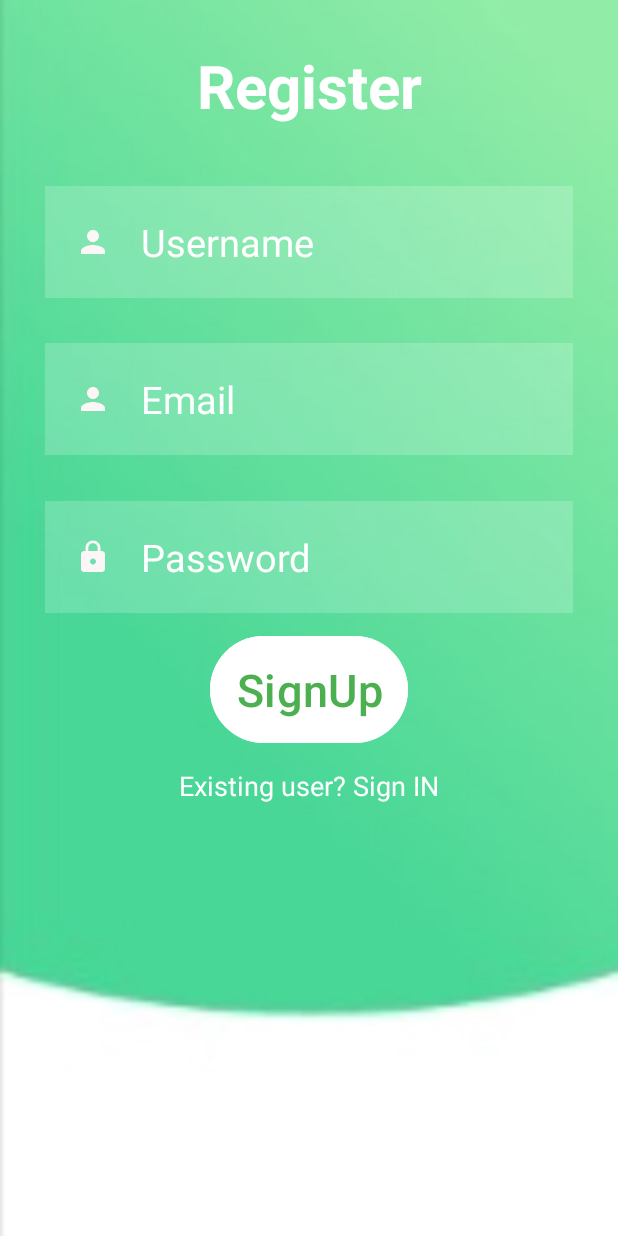
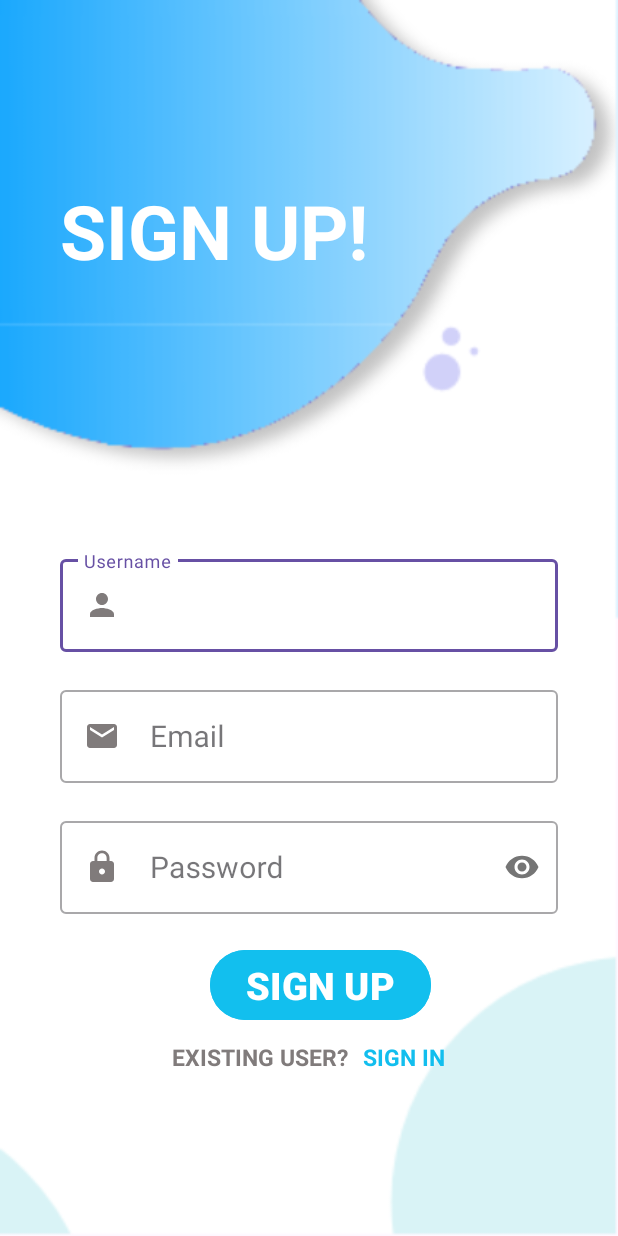
Before and after one commit to mrpascal1/MicroBloggingApp, an Android app: the RegisterActivity screen opened directly, with no data from a screen before it, on a phone screen of 412 x 824 dp. Run offline under Robolectric (Android 15) with nearby library versions, the phone set to English and light mode, and no system bars; our stand-ins replace Firebase (no records; nobody signed in at launch, a user with empty details on screens opened directly).

Commit message:
NEW LOGIN AND REGISTERATION PAGE

```diff
--- a/app/src/main/java/com/heuristic/microbloggingapp/LoginActivity.java
+++ b/app/src/main/java/com/heuristic/microbloggingapp/LoginActivity.java
@@ -13,6 +13,8 @@ import com.google.firebase.auth.AuthResult;
 import com.google.firebase.auth.FirebaseAuth;
 import com.google.firebase.auth.FirebaseUser;
 import com.heuristic.microbloggingapp.databinding.ActivityLoginBinding;
+
+import java.util.Objects;
 
 public class LoginActivity extends AppCompatActivity {
     FirebaseAuth auth;
@@ -49,8 +51,8 @@ public class LoginActivity extends AppCompatActivity {
         {
             binding.logbtn.setOnClickListener(view -> {
                 String email, pass;
-                email = binding.username.getText().toString();
-                pass = binding.password.getText().toString();
+                email = Objects.requireNonNull(binding.email.getText()).toString();
+                pass = Objects.requireNonNull(binding.password.getText()).toString();
                 if (TextUtils.isEmpty(email)) {
                     Toast.makeText(LoginActivity.this, "ENTER EMAIL", Toast.LENGTH_SHORT).show();
                     return;
--- /dev/null
+++ b/app/src/main/res/drawable/baseline_email_24.xml
@@ -0,0 +1,5 @@
+<vector android:height="24dp" android:tint="#807B7B"
+    android:viewportHeight="24" android:viewportWidth="24"
+    android:width="24dp" xmlns:android="http://schemas.android.com/apk/res/android">
+    <path android:fillColor="@android:color/white" android:pathData="M20,4L4,4c-1.1,0 -1.99,0.9 -1.99,2L2,18c0,1.1 0.9,2 2,2h16c1.1,0 2,-0.9 2,-2L22,6c0,-1.1 -0.9,-2 -2,-2zM20,8l-8,5 -8,-5L4,6l8,5 8,-5v2z"/>
+</vector>
--- a/app/src/main/res/drawable/baseline_lock_24.xml
+++ b/app/src/main/res/drawable/baseline_lock_24.xml
@@ -1,4 +1,4 @@
-<vector android:height="24dp" android:tint="#FCF6F6"
+<vector android:height="24dp" android:tint="#807B7B"
     android:viewportHeight="24" android:viewportWidth="24"
     android:width="24dp" xmlns:android="http://schemas.android.com/apk/res/android">
     <path android:fillColor="@android:color/white" android:pathData="M18,8h-1L17,6c0,-2.76 -2.24,-5 -5,-5S7,3.24 7,6v2L6,8c-1.1,0 -2,0.9 -2,2v10c0,1.1 0.9,2 2,2h12c1.1,0 2,-0.9 2,-2L20,10c0,-1.1 -0.9,-2 -2,-2zM12,17c-1.1,0 -2,-0.9 -2,-2s0.9,-2 2,-2 2,0.9 2,2 -0.9,2 -2,2zM15.1,8L8.9,8L8.9,6c0,-1.71 1.39,-3.1 3.1,-3.1 1.71,0 3.1,1.39 3.1,3.1v2z"/>
--- a/app/src/main/res/drawable/baseline_person_24.xml
+++ b/app/src/main/res/drawable/baseline_person_24.xml
@@ -1,4 +1,4 @@
-<vector android:height="24dp" android:tint="#FCF6F6"
+<vector android:height="24dp" android:tint="#807B7B"
     android:viewportHeight="24" android:viewportWidth="24"
     android:width="24dp" xmlns:android="http://schemas.android.com/apk/res/android">
     <path android:fillColor="@android:color/white" android:pathData="M12,12c2.21,0 4,-1.79 4,-4s-1.79,-4 -4,-4 -4,1.79 -4,4 1.79,4 4,4zM12,14c-2.67,0 -8,1.34 -8,4v2h16v-2c0,-2.66 -5.33,-4 -8,-4z"/>
--- a/app/src/main/res/layout/activity_register.xml
+++ b/app/src/main/res/layout/activity_register.xml
@@ -1,107 +1,120 @@
 <?xml version="1.0" encoding="utf-8"?>
-<RelativeLayout xmlns:android="http://schemas.android.com/apk/res/android"
+<LinearLayout xmlns:android="http://schemas.android.com/apk/res/android"
     xmlns:app="http://schemas.android.com/apk/res-auto"
     xmlns:tools="http://schemas.android.com/tools"
     android:layout_width="match_parent"
     android:layout_height="match_parent"
     android:orientation="vertical"
-    android:background="@drawable/back1">
+    android:padding="40dp"
+    android:background="@drawable/screen">
 
     <TextView
         android:id="@+id/signintv"
         android:layout_width="match_parent"
         android:layout_height="wrap_content"
-        android:layout_centerHorizontal="true"
-        android:layout_marginStart="50dp"
-        android:layout_marginTop="30dp"
-        android:layout_marginEnd="30dp"
-        android:layout_marginBottom="30dp"
-        android:fontFamily="sans-serif"
-        android:gravity="center_horizontal"
-        android:text="Register"
+        android:layout_marginTop="80dp"
+        android:layout_marginEnd="50dp"
+        android:layout_marginBottom="50dp"
+        android:text="SIGN UP!"
         android:textColor="@color/white"
-        android:textSize="40dp"
+        android:textSize="50dp"
         android:textStyle="bold" />
 
-    <EditText
-        android:id="@+id/username"
-        android:drawableLeft="@drawable/baseline_person_24"
+    <com.google.android.material.textfield.TextInputLayout
         android:layout_width="match_parent"
         android:layout_height="wrap_content"
-        android:layout_below="@id/signintv"
-        android:layout_marginStart="30dp"
-        android:layout_marginTop="10dp"
-        android:layout_marginEnd="30dp"
-        android:layout_marginBottom="20dp"
-        android:background="#30ffffff"
+        android:layout_marginTop="130dp"
+        style="@style/Widget.MaterialComponents.TextInputLayout.OutlinedBox">
+
+        <com.google.android.material.textfield.TextInputEditText
+            android:layout_width="match_parent"
+            android:layout_height="wrap_content"
+            android:id="@id/username"
             android:hint="Username"
-        android:padding="20dp"
-        android:textSize="25dp"
+            android:textSize="20sp"
+            android:textColorHint="#807B7B"
+            android:drawableStart="@drawable/baseline_person_24"
+            android:drawablePadding="20dp" />
+
+    </com.google.android.material.textfield.TextInputLayout>
+
+    <com.google.android.material.textfield.TextInputLayout
+        android:layout_width="match_parent"
+        android:layout_height="wrap_content"
+        android:layout_marginTop="20dp"
+        style="@style/Widget.MaterialComponents.TextInputLayout.OutlinedBox">
+
+        <com.google.android.material.textfield.TextInputEditText
+            android:layout_width="match_parent"
+            android:layout_height="wrap_content"
+            android:id="@id/email"
+            android:hint="Email"
+            android:textSize="20sp"
+            android:textColorHint="#807B7B"
+            android:drawableStart="@drawable/baseline_email_24"
             android:drawablePadding="20dp"
-        android:textColor="@color/white"
-        android:textColorHint="@color/white" />
+            android:inputType="textEmailAddress"/>
+
+    </com.google.android.material.textfield.TextInputLayout>
+
+    <com.google.android.material.textfield.TextInputLayout
+        android:layout_width="match_parent"
+        android:layout_height="wrap_content"
+        android:layout_marginTop="20dp"
+        app:passwordToggleEnabled="true"
+        style="@style/Widget.MaterialComponents.TextInputLayout.OutlinedBox">
+
+        <com.google.android.material.textfield.TextInputEditText
+            android:layout_width="match_parent"
+            android:layout_height="wrap_content"
+            android:id="@id/password"
+            android:hint="Password"
+            android:textSize="20sp"
+            android:textColorHint="#807B7B"
+            android:drawableStart="@drawable/baseline_lock_24"
+            android:drawablePadding="20dp"
+            android:inputType="textPassword"/>
+
+    </com.google.android.material.textfield.TextInputLayout>
 
 
-    <EditText
-        android:id="@+id/email"
-        android:drawableLeft="@drawable/baseline_person_24"
+    <com.google.android.material.button.MaterialButton
+        android:id="@+id/SignUpbtn"
+        android:layout_width="wrap_content"
+        android:layout_height="wrap_content"
+        android:layout_below="@+id/password"
+        android:layout_marginTop="20dp"
+        android:layout_marginStart="100dp"
+        android:backgroundTint="#12BFEE"
+        android:text="SIGN UP"
+        android:textColor="@color/white"
+        android:textSize="25sp"
+        android:textStyle="bold" />
+
+    <LinearLayout
         android:layout_width="match_parent"
         android:layout_height="wrap_content"
-        android:layout_below="@id/username"
-        android:layout_marginStart="30dp"
+        android:orientation="horizontal"
         android:layout_marginTop="10dp"
-        android:layout_marginEnd="30dp"
-        android:layout_marginBottom="20dp"
-        android:background="#30ffffff"
-        android:hint="Email"
-        android:padding="20dp"
-        android:drawablePadding="20dp"
-        android:textSize="25dp"
-        android:textColor="@color/white"
-        android:textColorHint="@color/white" />
+        android:gravity="center">
 
-    <EditText
-        android:id="@+id/password"
-        android:layout_width="match_parent"
+        <TextView
+            android:layout_width="wrap_content"
             android:layout_height="wrap_content"
-        android:layout_below="@id/signintv"
-        android:layout_marginStart="30dp"
-        android:layout_marginTop="220dp"
-        android:layout_marginEnd="30dp"
-        android:layout_marginBottom="20dp"
-        android:background="#30ffffff"
-        android:drawableLeft="@drawable/baseline_lock_24"
-        android:drawablePadding="20dp"
-        android:hint="Password"
-        android:padding="20dp"
-        android:textColor="@color/white"
-        android:textColorHint="@color/white"
-        android:textSize="25dp" />
-
-    <Button
-        android:id="@+id/SignUpbtn"
-        android:layout_width="match_parent"
-        android:layout_height="wrap_content"
-        android:layout_marginLeft="140dp"
-        android:layout_marginTop="420dp"
-        android:layout_marginRight="140dp"
-        android:backgroundTint="@color/white"
-        android:padding="15dp"
-        android:text="SignUp"
-        android:textColor="#4CAF50"
-        android:textSize="30dp"/>
+            android:textSize="15sp"
+            android:textStyle="bold"
+            android:text="EXISTING USER?"
+            android:textColor="#807B7B" />
 
         <TextView
             android:id="@+id/existingUser"
             android:layout_width="wrap_content"
             android:layout_height="wrap_content"
-        android:layout_below="@+id/SignUpbtn"
-        android:layout_centerHorizontal="true"
-        android:textSize="18sp"
-        android:layout_marginStart="2dp"
-        android:layout_marginTop="12dp"
-        android:layout_marginEnd="2dp"
-        android:layout_marginBottom="2dp"
-        android:text="Existing user? Sign IN"
-        android:textColor="@color/white" />
-</RelativeLayout>
+            android:textSize="15sp"
+            android:textStyle="bold"
+            android:layout_marginLeft="10dp"
+            android:text="SIGN IN"
+            android:textColor="#12BEEE" />
+
+    </LinearLayout>
+</LinearLayout>
--- /dev/null
+++ b/app/src/main/res/values/ids.xml
@@ -0,0 +1,5 @@
+<?xml version="1.0" encoding="utf-8"?>
+<resources>
+    <item name="username" type="id">username</item>
+    <item name="email" type="id">email</item>
+</resources>
```
Also changed, not shown: app/src/main/java/com/heuristic/microbloggingapp/RegisterActivity.java (+12 -24 lines), app/src/main/res/layout/activity_login.xml (+70 -56 lines), app/src/main/res/drawable-v24/screen.png (added). Lines whose indentation alone changed are shown as unchanged.
